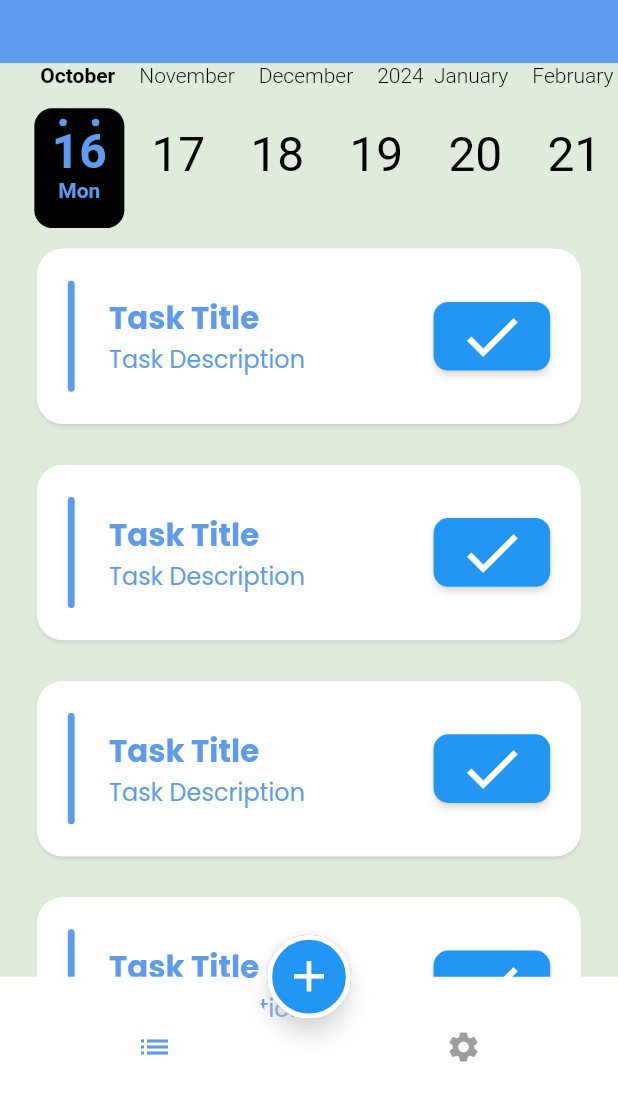
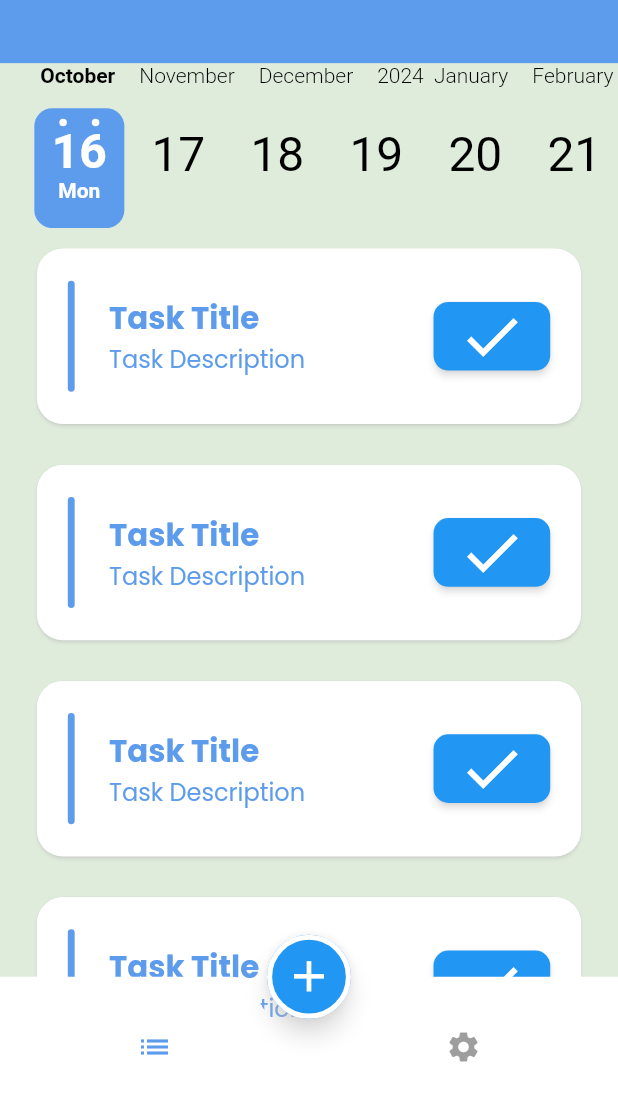
Before and after one commit to HatemReda7/todo_app, a Flutter app: the screen it shows after launch, on a phone screen of 412 x 824 dp, the part 116-1236 px from its top. Run offline on Flutter 3.47's test engine with Material 2 defaults, Android fonts, the phone set to English and light mode, and no system bars; drawn by our look-alikes of calendar_timeline; our stand-ins replace cloud_firestore, firebase_core, flutter_screenutil, google_fonts, shared_preferences; accounts and stored records are empty; generated files the repository leaves out were written again.

Commit message:
edited UI of Tasks tab

```diff
--- a/lib/tabs/tasks/To_Do_List_Tab.dart
+++ b/lib/tabs/tasks/To_Do_List_Tab.dart
@@ -30,11 +30,11 @@ class ToDOListTab extends StatelessWidget {
           lastDate: DateTime.now().add(const Duration(days: 365)),
           onDateSelected: (date) => print(date),
           leftMargin: 20.w,
-          monthColor: Theme.of(context).indicatorColor,
-          dayColor: Theme.of(context).indicatorColor,
-          activeDayColor: primary,
-          activeBackgroundDayColor: Theme.of(context).indicatorColor,
-          dotsColor: primary,
+          monthColor: pro.themeMode==ThemeMode.light?Colors.black:Colors.white,
+          dayColor: pro.themeMode==ThemeMode.light?Colors.black:primary,
+          activeDayColor: Colors.white,
+          activeBackgroundDayColor: primary,
+          dotsColor: Colors.white,
           selectableDayPredicate: (date) => true,
           locale: pro.languageCode,
         ),
```
